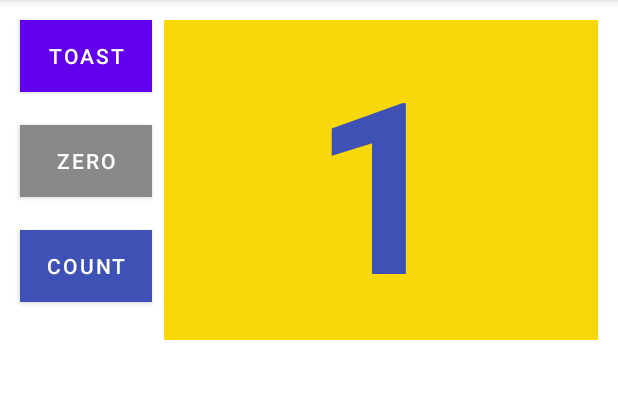
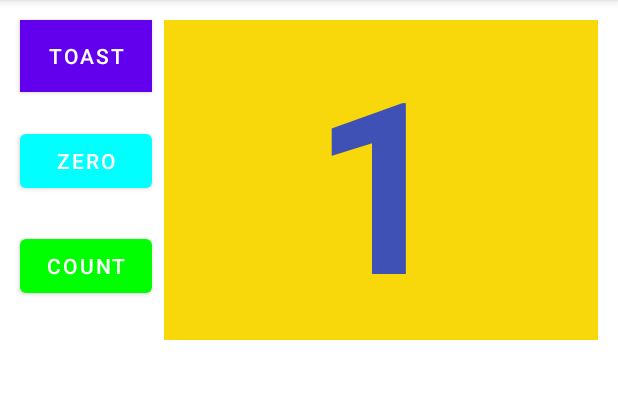
Before and after one commit to MAD-Weekly-Assignment/Lab-2-HelloToast2, an Android app: the screen it shows after launch (MainActivity), after a tap on "COUNT", on a phone screen of 412 x 824 dp, the part 84-483 px from its top. Run offline under Robolectric (Android 15) with nearby library versions, the phone set to English and light mode, and no system bars.

Commit message:
Made buutons change color when count button is pressed

```diff
--- a/HelloConstraint/app/src/main/java/com/example/helloconstraint/MainActivity.java
+++ b/HelloConstraint/app/src/main/java/com/example/helloconstraint/MainActivity.java
@@ -36,7 +36,7 @@ public class MainActivity extends AppCompatActivity {
         if (mShowCount != null){
             mShowCount.setText(String.format(Locale.ENGLISH, "%d", mCount));
         }
-        mResetButton.setBackgroundColor(getResources().getColor(R.color.colorPrimary));
+        mResetButton.setBackgroundColor(Color.CYAN);
         mResetButton.setClickable(true);
 
         switch (mCount % 2){
@@ -54,6 +54,6 @@ public class MainActivity extends AppCompatActivity {
 
         view.setClickable(false);
         view.setBackgroundColor(Color.GRAY);
-        mCountButton.setBackgroundColor(getResources().getColor(R.color.gray));
+        mCountButton.setBackgroundColor(getResources().getColor(R.color.colorPrimary));
     }
 }
--- a/HelloConstraint/app/src/main/res/layout-land/activity_main.xml
+++ b/HelloConstraint/app/src/main/res/layout-land/activity_main.xml
@@ -46,7 +46,6 @@
         android:layout_width="wrap_content"
         android:layout_height="wrap_content"
         android:layout_marginStart="8dp"
-        android:background="@color/colorPrimary"
         android:onClick="countUp"
         android:text="@string/button_label_count"
         android:textColor="@color/white"
@@ -61,7 +60,6 @@
         android:layout_marginBottom="8dp"
         android:layout_marginStart="8dp"
         android:layout_marginTop="8dp"
-        android:background="@color/gray"
         android:text="@string/zero"
         android:textColor="@color/white"
         android:onClick="resetZero"
--- a/HelloConstraint/app/src/main/res/layout-xlarge/activity_main.xml
+++ b/HelloConstraint/app/src/main/res/layout-xlarge/activity_main.xml
@@ -46,7 +46,6 @@
         android:layout_width="wrap_content"
         android:layout_height="wrap_content"
         android:layout_marginStart="8dp"
-        android:background="@color/colorPrimary"
         android:onClick="countUp"
         android:text="@string/button_label_count"
         android:textColor="@color/white"
@@ -61,7 +60,6 @@
         android:layout_marginBottom="8dp"
         android:layout_marginStart="8dp"
         android:layout_marginTop="8dp"
-        android:background="@color/gray"
         android:text="@string/zero"
         android:onClick="resetZero"
         android:textColor="@color/white"
--- a/HelloConstraint/app/src/main/res/layout/activity_main.xml
+++ b/HelloConstraint/app/src/main/res/layout/activity_main.xml
@@ -48,7 +48,7 @@
         android:layout_height="wrap_content"
         android:layout_marginStart="8dp"
         android:layout_marginLeft="8dp"
-        android:background="@color/colorPrimary"
+
         android:onClick="countUp"
         android:text="@string/button_label_count"
         android:textColor="@color/white"
@@ -64,7 +64,7 @@
         android:layout_marginLeft="8dp"
         android:layout_marginTop="8dp"
         android:layout_marginBottom="8dp"
-        android:background="@color/gray"
+
         android:onClick="resetZero"
         android:text="@string/zero"
         android:textColor="@color/white"
```
